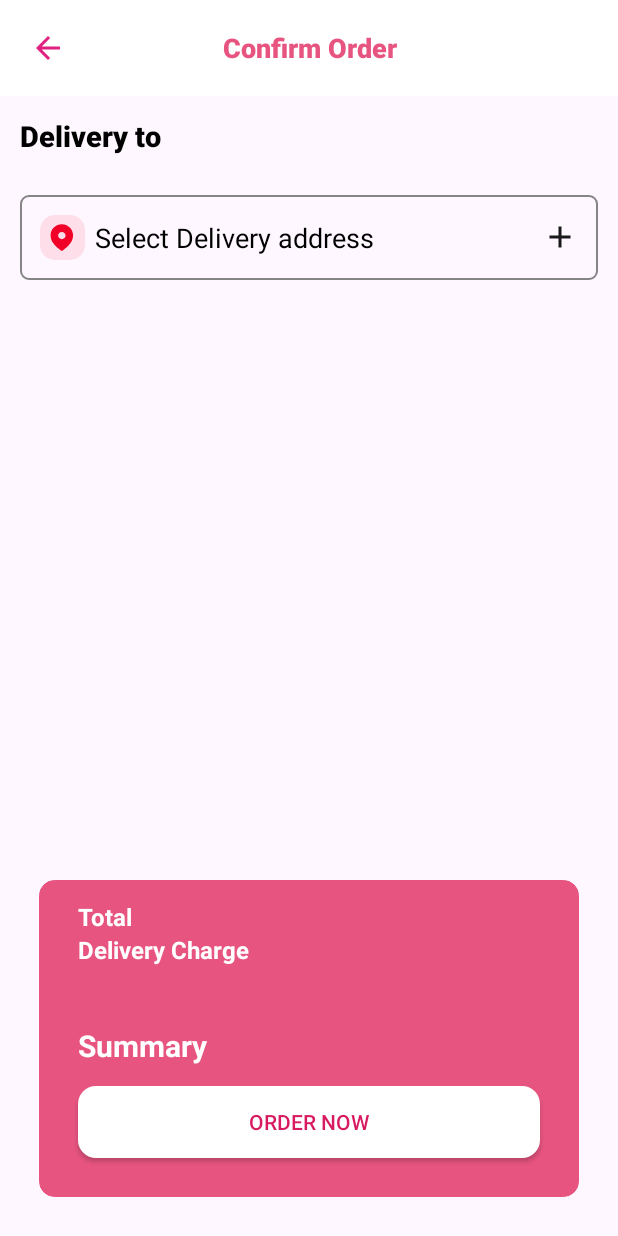
After one commit to Abrahamiaan/MarketPlace, an Android app: the layout fragment_confirm_order.xml on its own in the app's theme, with its tools: preview values and no code run, on a phone screen of 412 x 824 dp. The commit adds this screen. Run offline under Robolectric (Android 15) with nearby library versions, the light colour scheme and no system bars.

Commit message:
Implemented minimal order functionalities

```diff
--- a/app/src/main/java/com/example/marketplace/Model/CartModel.java
+++ b/app/src/main/java/com/example/marketplace/Model/CartModel.java
@@ -1,6 +1,8 @@
 package com.example.marketplace.Model;
 
-public class CartModel {
+import java.io.Serializable;
+
+public class CartModel implements Serializable {
     String ownerId;
     ProductModel productModel;
     int count;
--- /dev/null
+++ b/app/src/main/res/drawable/location_icon.xml
@@ -0,0 +1,15 @@
+<vector xmlns:android="http://schemas.android.com/apk/res/android"
+    android:width="30dp"
+    android:height="30dp"
+    android:viewportWidth="30"
+    android:viewportHeight="30">
+  <path
+      android:pathData="M10,0L20,0A10,10 0,0 1,30 10L30,20A10,10 0,0 1,20 30L10,30A10,10 0,0 1,0 20L0,10A10,10 0,0 1,10 0z"
+      android:strokeAlpha="0.1"
+      android:fillColor="#F10027"
+      android:fillAlpha="0.1"/>
+  <path
+      android:pathData="M7.059,13.516C7.059,9.457 10.45,6.176 14.553,6.176C18.667,6.176 22.059,9.457 22.059,13.516C22.059,15.561 21.315,17.459 20.091,19.069C18.74,20.844 17.076,22.391 15.202,23.605C14.773,23.885 14.386,23.907 13.915,23.605C12.031,22.391 10.366,20.844 9.027,19.069C7.802,17.459 7.059,15.561 7.059,13.516ZM12.083,13.744C12.083,15.104 13.193,16.173 14.553,16.173C15.914,16.173 17.035,15.104 17.035,13.744C17.035,12.395 15.914,11.274 14.553,11.274C13.193,11.274 12.083,12.395 12.083,13.744Z"
+      android:fillColor="#F10027"
+      android:fillType="evenOdd"/>
+</vector>
--- a/app/src/main/res/layout/fragment_ads.xml
+++ b/app/src/main/res/layout/fragment_ads.xml
@@ -25,7 +25,7 @@
         <TextView
             android:layout_width="0dp"
             android:layout_height="match_parent"
-            android:layout_marginEnd="@dimen/actionBarSize"
+            android:layout_marginEnd="?actionBarSize"
             android:layout_weight="1"
             android:gravity="center"
             android:text="@string/my_ads"
--- /dev/null
+++ b/app/src/main/res/layout/fragment_confirm_order.xml
@@ -0,0 +1,189 @@
+<?xml version="1.0" encoding="utf-8"?>
+<androidx.constraintlayout.widget.ConstraintLayout xmlns:android="http://schemas.android.com/apk/res/android"
+    xmlns:tools="http://schemas.android.com/tools"
+    android:layout_width="match_parent"
+    android:layout_height="match_parent"
+    xmlns:app="http://schemas.android.com/apk/res-auto"
+    android:orientation="vertical"
+    tools:context=".Fragment.ConfirmOrderFragment">
+
+    <LinearLayout
+        android:layout_width="match_parent"
+        android:layout_height="wrap_content"
+        android:orientation="vertical"
+        app:layout_constraintEnd_toEndOf="parent"
+        app:layout_constraintStart_toStartOf="parent"
+        app:layout_constraintTop_toTopOf="parent">
+
+        <LinearLayout
+            android:id="@+id/linearLayoutParent"
+            android:layout_width="match_parent"
+            android:layout_height="?actionBarSize"
+            android:background="@color/white"
+            android:orientation="horizontal">
+
+            <ImageButton
+                android:id="@+id/toBack"
+                android:layout_width="?attr/actionBarSize"
+                android:layout_height="?attr/actionBarSize"
+                android:background="?attr/selectableItemBackgroundBorderless"
+                android:clickable="true"
+                app:srcCompat="@drawable/vector_back"
+                tools:ignore="ContentDescription,SpeakableTextPresentCheck" />
+
+            <TextView
+                android:layout_width="0dp"
+                android:layout_height="match_parent"
+                android:layout_weight="1"
+                android:gravity="center"
+                android:text="@string/confirm_your_order"
+                android:textAppearance="@style/TextAppearance.AppCompat.Subhead"
+                android:textColor="@color/pink"
+                android:textSize="18sp"
+                android:layout_marginEnd="?actionBarSize"
+                android:textStyle="bold"
+                app:fontFamily="sans-serif-medium" />
+        </LinearLayout>
+
+        <TextView
+            android:layout_width="wrap_content"
+            android:layout_height="wrap_content"
+            android:layout_margin="@dimen/_10sdp"
+            android:text="@string/delivery_to"
+            android:textColor="@color/black"
+            android:textSize="@dimen/_15sdp"
+            android:textStyle="bold"
+            app:fontFamily="sans-serif-medium"
+            tools:ignore="TextSizeCheck" />
+
+        <TextView
+            android:id="@+id/selectLocation"
+            android:gravity="center_vertical"
+            android:layout_width="match_parent"
+            android:layout_height="wrap_content"
+            android:layout_margin="@dimen/_10sdp"
+            android:background="@drawable/outline_btn_bg"
+            android:drawablePadding="@dimen/_5sdp"
+            android:textColor="@color/black"
+            android:textSize="18sp"
+            android:ems="10"
+            android:importantForAutofill="no"
+            android:padding="@dimen/_10sdp"
+            android:text="@string/select_delivery_address"
+            tools:ignore="LabelFor"
+            app:drawableEndCompat="@drawable/vector_add"
+            app:drawableStartCompat="@drawable/location_icon" />
+    </LinearLayout>
+
+    <androidx.constraintlayout.widget.ConstraintLayout
+        android:layout_width="match_parent"
+        android:layout_height="wrap_content"
+        android:layout_margin="@dimen/_20sdp"
+        app:layout_constraintBottom_toBottomOf="parent"
+        app:layout_constraintEnd_toEndOf="parent"
+        app:layout_constraintStart_toStartOf="parent"
+        android:background="@drawable/language_bg"
+        android:backgroundTint="@color/pink">
+
+        <LinearLayout
+            android:layout_width="match_parent"
+            android:layout_height="wrap_content"
+            android:layout_marginHorizontal="@dimen/_20sdp"
+            android:layout_marginVertical="@dimen/_10sdp"
+            android:orientation="vertical"
+            app:layout_constraintBottom_toTopOf="@+id/orderBtn"
+            app:layout_constraintTop_toTopOf="parent"
+            tools:layout_editor_absoluteX="13dp">
+
+            <LinearLayout
+                android:layout_width="match_parent"
+                android:layout_height="wrap_content"
+                android:orientation="horizontal">
+
+                <TextView
+                    android:layout_width="wrap_content"
+                    android:layout_height="wrap_content"
+                    android:layout_weight="1"
+                    android:text="@string/sub_total"
+                    android:textColor="@color/white"
+                    android:textSize="16sp"
+                    android:textStyle="bold" />
+
+                <TextView
+                    android:id="@+id/subTotal"
+                    android:layout_width="wrap_content"
+                    android:layout_height="match_parent"
+                    android:layout_weight="1"
+                    android:textAlignment="textEnd"
+                    android:textColor="@color/white"
+                    android:textSize="16sp"
+                    android:textStyle="bold" />
+            </LinearLayout>
+
+            <LinearLayout
+                android:layout_width="match_parent"
+                android:layout_height="wrap_content"
+                android:orientation="horizontal">
+
+                <TextView
+                    android:layout_width="wrap_content"
+                    android:layout_height="wrap_content"
+                    android:layout_weight="1"
+                    android:text="@string/delivery_charge"
+                    android:textColor="@color/white"
+                    android:textSize="16sp"
+                    android:textStyle="bold" />
+
+                <TextView
+                    android:id="@+id/deliveryCharge"
+                    android:layout_width="wrap_content"
+                    android:layout_height="wrap_content"
+                    android:layout_weight="1"
+                    android:textAlignment="textEnd"
+                    android:textColor="@color/white"
+                    android:textSize="16sp"
+                    android:textStyle="bold" />
+            </LinearLayout>
+
+            <LinearLayout
+                android:layout_width="match_parent"
+                android:layout_height="wrap_content"
+                android:layout_marginTop="@dimen/_30sdp"
+                android:orientation="horizontal">
+
+                <TextView
+                    android:layout_width="wrap_content"
+                    android:layout_height="wrap_content"
+                    android:layout_weight="1"
+                    android:text="@string/total"
+                    android:textColor="@color/white"
+                    android:textSize="20sp"
+                    android:textStyle="bold" />
+
+                <TextView
+                    android:id="@+id/total"
+                    android:layout_width="wrap_content"
+                    android:layout_height="wrap_content"
+                    android:layout_weight="1"
+                    android:text=""
+                    android:textAlignment="textEnd"
+                    android:textColor="@color/white"
+                    android:textSize="20sp"
+                    android:textStyle="bold" />
+            </LinearLayout>
+        </LinearLayout>
+
+        <androidx.appcompat.widget.AppCompatButton
+            android:id="@+id/orderBtn"
+            android:layout_width="match_parent"
+            android:layout_height="wrap_content"
+            android:layout_margin="@dimen/_20sdp"
+            android:background="@drawable/btn_background"
+            android:backgroundTint="@color/white"
+            android:text="@string/order_now"
+            android:textColor="#D81B60"
+            app:layout_constraintBottom_toBottomOf="parent"
+            app:layout_constraintEnd_toEndOf="parent"
+            app:layout_constraintStart_toStartOf="parent" />
+    </androidx.constraintlayout.widget.ConstraintLayout>
+</androidx.constraintlayout.widget.ConstraintLayout>
--- a/app/src/main/res/values/strings.xml
+++ b/app/src/main/res/values/strings.xml
@@ -97,7 +97,7 @@
     <string name="your_cart_is_empty">Your cart is empty</string>
     <string name="my_cart">My Cart</string>
     <string name="order_summary">Order Summary</string>
-    <string name="total">Total</string>
+    <string name="total">Summary</string>
     <string name="order_now">Order Now</string>
     <string name="transactions">Transactions</string>
     <string name="ads">Ads</string>
@@ -142,4 +142,8 @@
     <string name="_100_off_special_delivery_in_april">100% off special \ndelivery in April</string>
     <string name="plants">Plants</string>
     <string name="special_offer_second">Buy 100+ roses \nand get free delivery</string>
+    <string name="confirm_your_order">Confirm Order</string>
+    <string name="sub_total">Total</string>
+    <string name="delivery_charge">Delivery Charge</string>
+    <string name="delivery_to">Delivery to</string>
 </resources>
```
Also changed, not shown: app/build.gradle.kts (+13 -15 lines), app/src/main/java/com/example/marketplace/Fragment/CartFragment.java (+26 -0 lines), app/src/main/java/com/example/marketplace/Fragment/ConfirmOrderFragment.java (added, +112 -0 lines), app/src/main/res/layout/fragment_cart.xml (+4 -4 lines), 2 other files.
